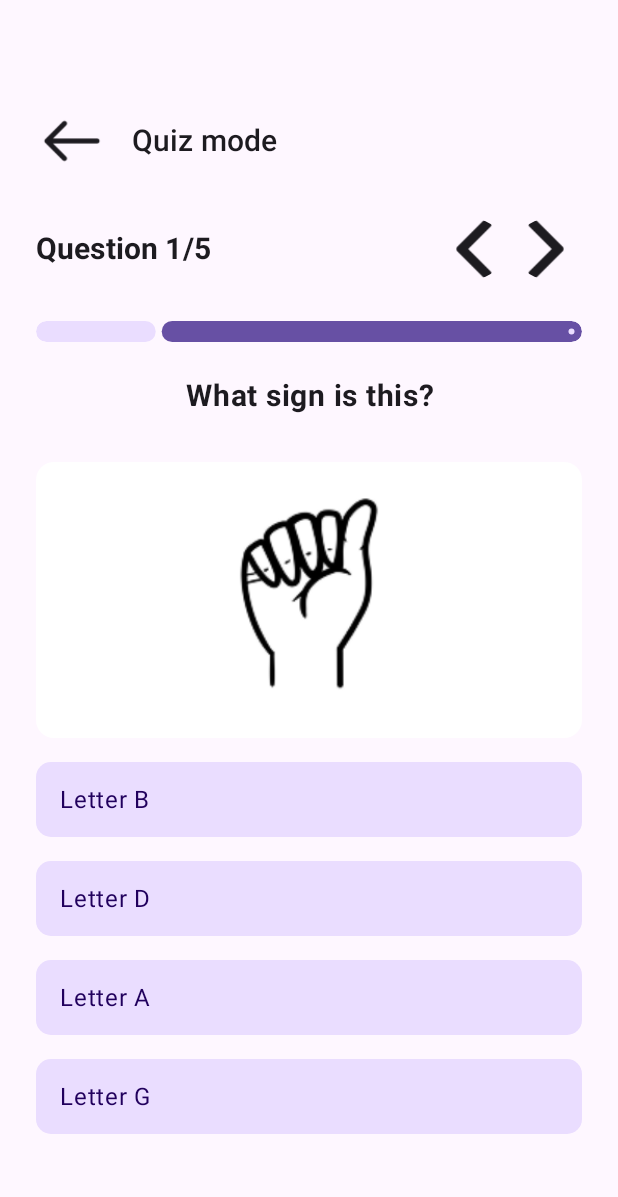
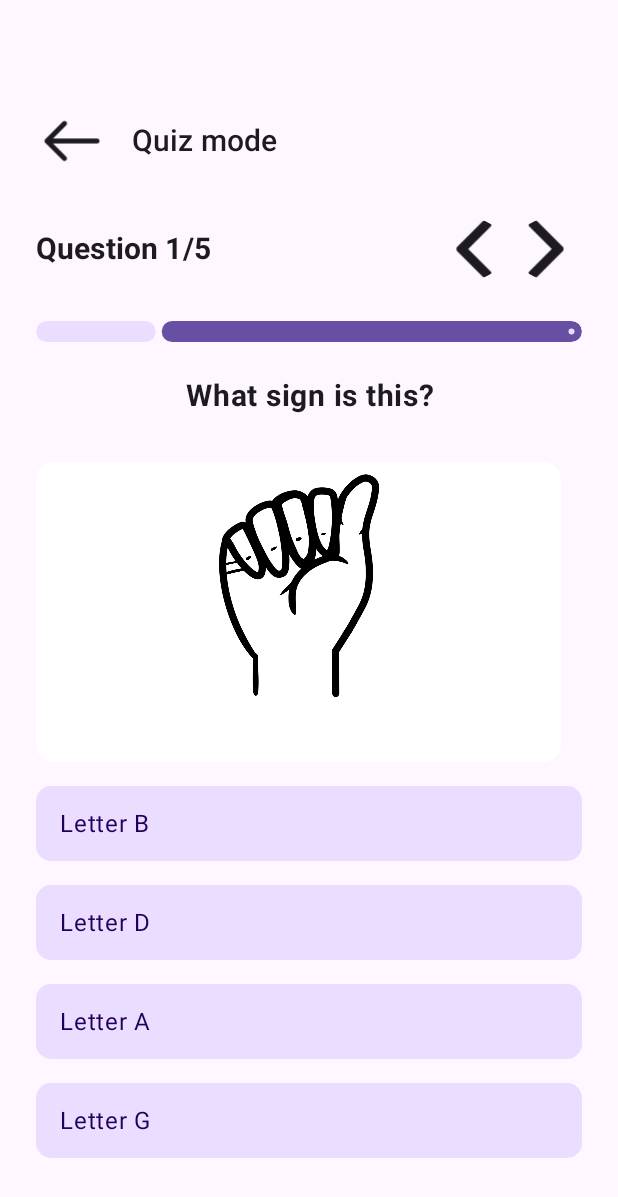
Before and after one commit to nicoxeye/ASL-Learning-App, an Android app built with Jetpack Compose: the @Preview function QuestionScreenPreview, on a phone screen of 412 x 824 dp. Shown: the top 1197 px of the screen. Run offline under Robolectric (Android 15) with nearby library versions, the phone set to English and light mode, and no system bars.

Commit message:
fix: scaling of images (padding)

```diff
--- a/app/src/main/java/com/project/learnasl/QuestionActivity/QuestionScreen.kt
+++ b/app/src/main/java/com/project/learnasl/QuestionActivity/QuestionScreen.kt
@@ -1,8 +1,10 @@
 package com.project.learnasl.QuestionActivity
 
 import android.annotation.SuppressLint
+import androidx.compose.foundation.BorderStroke
 import androidx.compose.foundation.Image
 import androidx.compose.foundation.background
+import androidx.compose.foundation.border
 import androidx.compose.foundation.layout.Row
 import androidx.compose.foundation.layout.Spacer
 import androidx.compose.foundation.layout.fillMaxSize
@@ -27,6 +29,7 @@ import androidx.compose.runtime.setValue
 import androidx.compose.ui.Alignment
 import androidx.compose.ui.Modifier
 import androidx.compose.ui.draw.clip
+import androidx.compose.ui.graphics.Color
 import androidx.compose.ui.layout.ContentScale
 import androidx.compose.ui.platform.LocalContext
 import androidx.compose.ui.res.painterResource
@@ -184,21 +187,18 @@ fun QuestionScreen(
             }
             // sign image
             item {
-//            Column(
-//                modifier = Modifier.fillMaxHeight(),
-//                verticalArrangement = Arrangement.Center
-//            )
-//            {  }
                 Image(
                     painterResource(imageResID),
                     contentDescription = "Sign for a letter",
+                    contentScale = ContentScale.Fit,
+
                     modifier = Modifier
-                        .fillMaxWidth()
+                        .padding(horizontal = 24.dp, vertical = 8.dp)
+                        .width(350.dp)
                         .height(200.dp)
-                        //.width(200.dp)
+                        .clip(RoundedCornerShape(12.dp))
+                        .background(Color.White)
                         .padding(horizontal = 24.dp, vertical = 8.dp)
-                        .clip(RoundedCornerShape(12.dp)),
-                    contentScale = ContentScale.Crop
                 )
             }
             itemsIndexed(
@@ -257,7 +257,7 @@ fun QuestionScreenPreview(){
             answer_4 = "Letter G",
             correct_answer = "Letter B",
             score = 10,
-            img_path = "letter_a",
+            img_path = "asl_a",
             clicked_answer = null
         ))
     QuestionScreen(questions = questions, onFinish = {}, onBackClick = {})
```
Also changed, not shown: app/src/main/java/com/project/learnasl/QuizActivity.kt (+5 -5 lines), app/src/main/res/drawable/letter_a.png (deleted), app/src/main/res/drawable/letter_b.png (deleted), app/src/main/res/drawable/letter_c.png (deleted), app/src/main/res/drawable/letter_d.png (deleted), app/src/main/res/drawable/letter_e.png (deleted).
